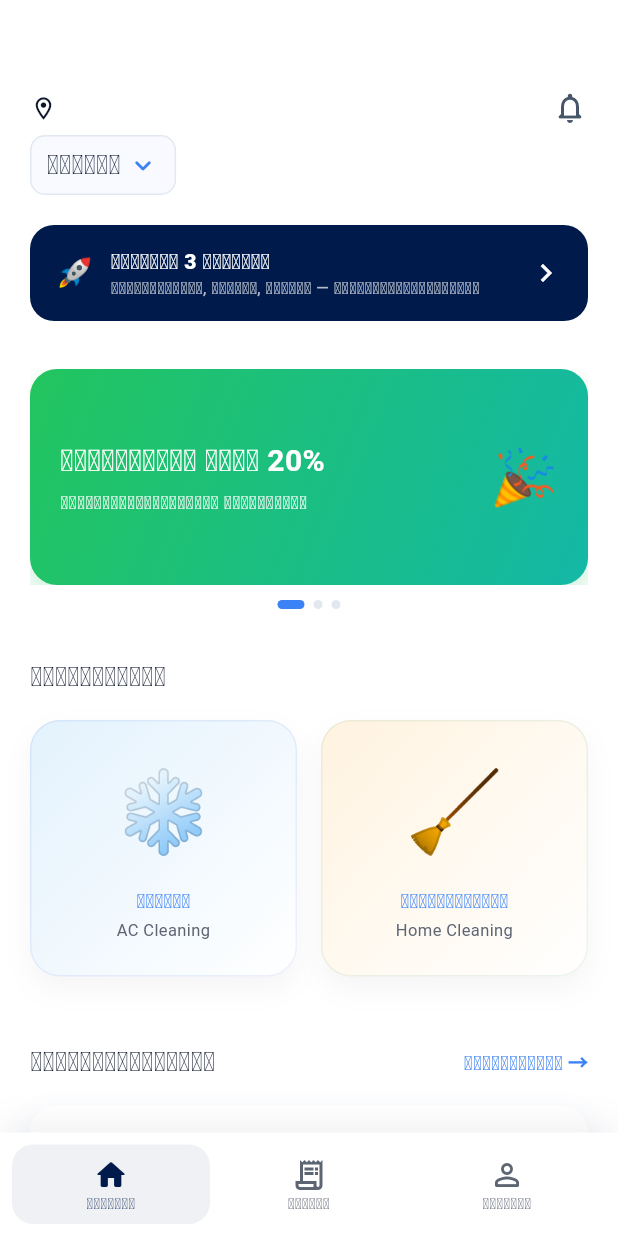
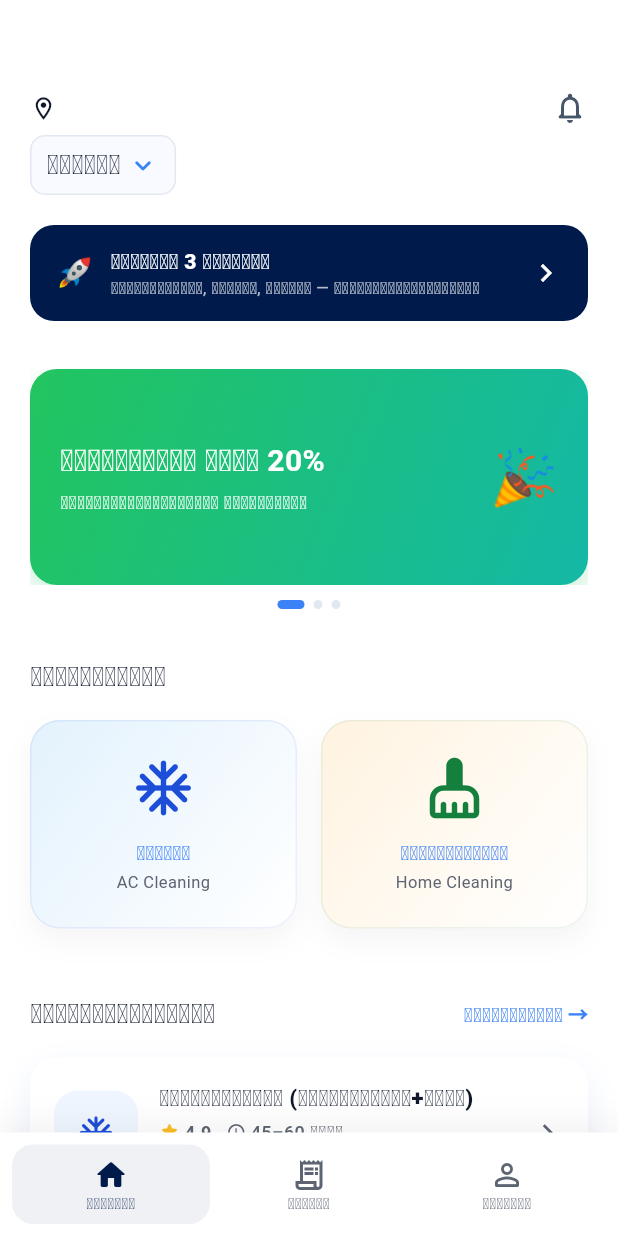
Before and after one commit to kongkilintho/Lintho-app, a Flutter app: the screen it shows once a user with an empty profile is signed in, on a phone screen of 412 x 824 dp. Run offline on Flutter 3.47's test engine with Material 3 defaults, Android fonts, the phone set to English and light mode, and no system bars; our stand-ins replace cloud_firestore, firebase_auth, firebase_core, firebase_database, firebase_messaging, firebase_storage and 12 more; accounts and stored records are empty.

Commit message:
Phase 3e: replace raw emoji with Material icons at the highest-visibility spots identified in the design audit
- main.dart HomeScreen: category tiles + popular-service cards now use
  Icons.ac_unit_rounded/cleaning_services_rounded (colored by the
  category's own accent) instead of ❄️/🧹 text glyphs.
- provider_map_screen.dart: self-location marker uses Icons.build_rounded
  instead of a raw 🔧 emoji.
- earnings_tab.dart: transaction-type icons (earning/withdrawal/bonus/
  refund) now render as icon-in-tinted-circle (matching the _BankCard
  pattern already on the same screen) instead of 💰🏦🎁↩️ emoji.
- chat_screen.dart: dropped the decorative 💬 from the AppBar title.

Scope note: true custom/branded icon assets aren't available in this
session (see prior design-review artifact, §Roadmap #11) — this uses
Material Icons as the achievable, Semantics-capable interim system.
Emoji remains in a few lower-visibility/decorative spots (promo banner
flourishes, booking.serviceEmoji which is stored per-booking data, not
UI chrome) — not swept exhaustively across all 32 files in this pass.

flutter analyze: 0 errors.

```diff
--- a/lib/chat_screen.dart
+++ b/lib/chat_screen.dart
@@ -69,7 +69,7 @@
         backgroundColor: Colors.white,
         elevation:   0,
         centerTitle: true,
-        title: const Text('ຂໍ້ຄວາມ 💬', style: TextStyle(
+        title: const Text('ຂໍ້ຄວາມ', style: TextStyle(
           color: C.primary, fontWeight: FontWeight.w800, fontSize: 18,
         )),
       ),
--- a/lib/main.dart
+++ b/lib/main.dart
@@ -997,14 +997,17 @@
 class HomeScreen extends StatelessWidget {
   const HomeScreen({super.key});
 
+  // ✅ [FIX — Phase 3 icon system] 'icon'/'emoji' ເຄີຍເປັນ String emoji
+  // (❄️🧹) — ອ່ານໄດ້ຄືຕົ້ນແບບ ບໍ່ແມ່ນສິນຄ້າສຳເລັດ, ບໍ່ມີ Semantics, ແລະ render
+  // ບໍ່ຄົງທີ່ຂ້າມ platform/font. ຕອນນີ້ໃຊ້ IconData (Material icon set).
   static List<Map<String, Object>> get _cats => [
     {
-      'icon': '❄️', 'label': tr('svc_ac_clean'), 'sub': tr('cat_ac_sub'),
+      'icon': Icons.ac_unit_rounded, 'label': tr('svc_ac_clean'), 'sub': tr('cat_ac_sub'),
       'color': const Color(0xFFEFF6FF), 'accent': const Color(0xFF1D4ED8),
       'category': ServiceCategory.acCleaning,
     },
     {
-      'icon': '🧹', 'label': tr('svc_house_clean'), 'sub': tr('cat_house_sub'),
+      'icon': Icons.cleaning_services_rounded, 'label': tr('svc_house_clean'), 'sub': tr('cat_house_sub'),
       'color': const Color(0xFFF0FDF4), 'accent': const Color(0xFF15803D),
       'category': ServiceCategory.homeCleaning,
     },
@@ -1012,14 +1015,14 @@
 
   static List<Map<String, Object>> get _popular => [
     {
-      'emoji': '❄️', 'name': tr('svc_ac_general_full'),
+      'icon': Icons.ac_unit_rounded, 'name': tr('svc_ac_general_full'),
       'price': '${tr('starting_from')} 300,000', 'rating': 4.9,
       'time': '45–60 ${tr('minutes_unit')}',
       'color': const Color(0xFFEFF6FF), 'accent': const Color(0xFF1D4ED8),
       'category': ServiceCategory.acCleaning,
     },
     {
-      'emoji': '🧹', 'name': tr('svc_house_general_full'),
+      'icon': Icons.cleaning_services_rounded, 'name': tr('svc_house_general_full'),
       'price': '${tr('starting_from')} 180,000', 'rating': 4.8,
       'time': '1–3 ${tr('hours_unit')}',
       'color': const Color(0xFFF0FDF4), 'accent': const Color(0xFF15803D),
@@ -1159,8 +1162,8 @@
                                 crossAxisAlignment: CrossAxisAlignment.center,
                                 mainAxisSize: MainAxisSize.min,
                                 children: [
-                                  Text(cat['icon'] as String,
-                                      style: const TextStyle(fontSize: 53)),
+                                  Icon(cat['icon'] as IconData, size: 44,
+                                      color: cat['accent'] as Color),
                                   const SizedBox(height: 12),
                                   Text(cat['label'] as String, textAlign: TextAlign.center,
                                       style: const TextStyle(
@@ -1246,8 +1249,8 @@
                 color: s['color'] as Color,
                 borderRadius: BorderRadius.circular(16),
               ),
-              child: Center(child: Text(s['emoji'] as String,
-                  style: const TextStyle(fontSize: 28))),
+              child: Center(child: Icon(s['icon'] as IconData, size: 26,
+                  color: s['accent'] as Color)),
             ),
             const SizedBox(width: 14),
             Expanded(child: Column(
--- a/lib/provider_map_screen.dart
+++ b/lib/provider_map_screen.dart
@@ -273,8 +273,8 @@
                       )],
                     ),
                     child: const Center(
-                      child: Text('🔧',
-                          style: TextStyle(fontSize: 18)),
+                      child: Icon(Icons.build_rounded,
+                          color: Colors.white, size: 20),
                     ),
                   ),
                 ),
```
Also changed, not shown: lib/earnings_tab.dart (+15 -6 lines).
